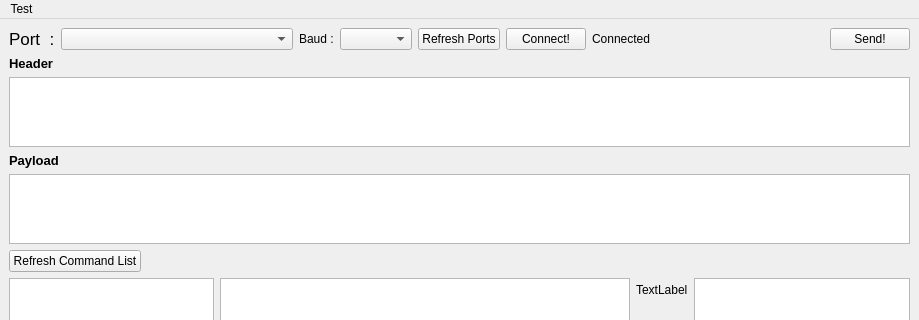
This is designer.ui in hyunlee52852/cFS_Groundstation as Qt 5 draws it before an edit; both pictures show x 0 to 919 and y 0 to 320 of the 919 by 668 pixel window. The edited form follows.
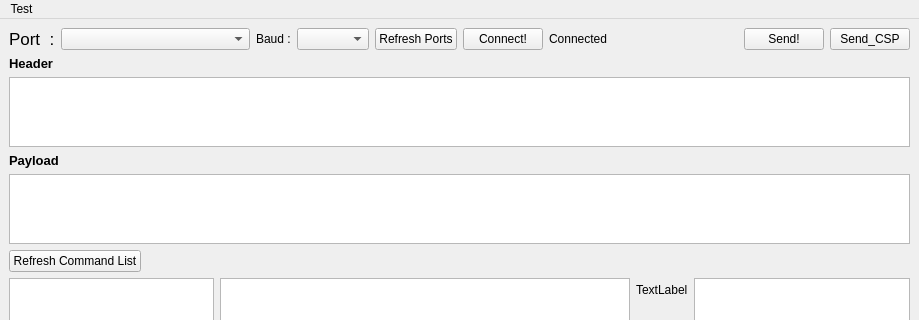
This is the edited form.

Commit message: Added feature to send csp commands

What changed in the file:
```diff
--- a/designer.ui
+++ b/designer.ui
@@ -18,7 +18,7 @@
     <item>
      <layout class="QVBoxLayout" name="verticalLayout_Main" stretch="10,0,10,0,10,0,200">
       <item>
-       <layout class="QHBoxLayout" name="horizontalLayout_PortConnectSend" stretch="0,20,0,0,0,5,20,5">
+       <layout class="QHBoxLayout" name="horizontalLayout_PortConnectSend" stretch="0,20,0,0,0,5,20,5,5">
         <property name="spacing">
          <number>-1</number>
         </property>
@@ -89,6 +89,13 @@
           </property>
          </widget>
         </item>
+        <item>
+         <widget class="QPushButton" name="pushButton_SendCSP">
+          <property name="text">
+           <string>Send_CSP</string>
+          </property>
+         </widget>
+        </item>
        </layout>
       </item>
       <item>
```
The commit also changes 6 other files.
